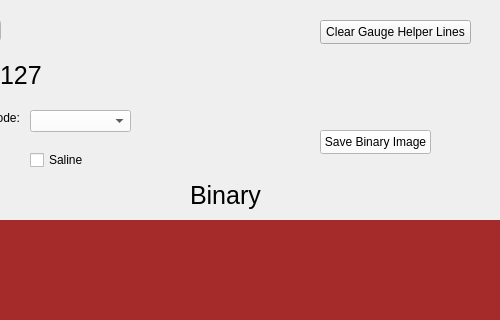
Qt form ValveCentralHole/CalibrateWidget.ui (Austin0417/Valve-Central-Hole-Calculator-Final) before a commit; both pictures show x 740 to 1240 and y 0 to 320 of the 1240 by 720 pixel window.
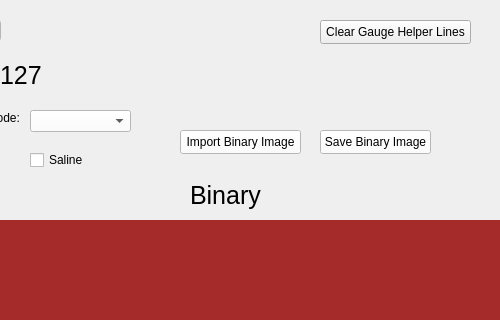
The same form after that commit.

Commit message: added save binary image feature for the measure tab as well

Patch:
```diff
--- a/ValveCentralHole/CalibrateWidget.ui
+++ b/ValveCentralHole/CalibrateWidget.ui
@@ -357,6 +357,22 @@
     <string>Save Binary Image</string>
    </property>
   </widget>
+  <widget class="QPushButton" name="import_binary_image_btn">
+   <property name="geometry">
+    <rect>
+     <x>920</x>
+     <y>130</y>
+     <width>121</width>
+     <height>24</height>
+    </rect>
+   </property>
+   <property name="styleSheet">
+    <string notr="true">background: white;</string>
+   </property>
+   <property name="text">
+    <string>Import Binary Image</string>
+   </property>
+  </widget>
  </widget>
  <resources/>
  <connections/>
```
The commit also changes 104 other files.
